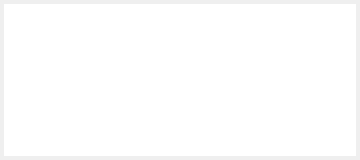
Above: blynk/customtooltip.ui from flegall2014/Blynk before the change. Below: the same form after it.
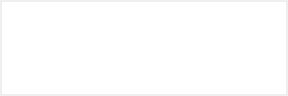
That is the form after the change.

```diff
--- a/blynk/customtooltip.ui
+++ b/blynk/customtooltip.ui
@@ -6,8 +6,8 @@
    <rect>
     <x>0</x>
     <y>0</y>
-    <width>360</width>
-    <height>160</height>
+    <width>288</width>
+    <height>96</height>
    </rect>
   </property>
   <property name="sizePolicy">
@@ -16,6 +16,23 @@
     <verstretch>0</verstretch>
    </sizepolicy>
   </property>
+  <property name="minimumSize">
+   <size>
+    <width>288</width>
+    <height>96</height>
+   </size>
+  </property>
+  <property name="maximumSize">
+   <size>
+    <width>288</width>
+    <height>96</height>
+   </size>
+  </property>
+  <property name="font">
+   <font>
+    <family>Segoe UI</family>
+   </font>
+  </property>
   <property name="windowTitle">
    <string>Form</string>
   </property>
@@ -25,16 +42,16 @@
   </property>
   <layout class="QGridLayout" name="gridLayout">
    <property name="leftMargin">
-    <number>4</number>
+    <number>2</number>
    </property>
    <property name="topMargin">
-    <number>4</number>
+    <number>2</number>
    </property>
    <property name="rightMargin">
-    <number>4</number>
+    <number>2</number>
    </property>
    <property name="bottomMargin">
-    <number>4</number>
+    <number>2</number>
    </property>
    <item row="0" column="0">
     <layout class="QHBoxLayout" name="horizontalLayout_2">
@@ -47,7 +64,9 @@
         </sizepolicy>
        </property>
        <property name="styleSheet">
-        <string notr="true">background-color: white</string>
+        <string notr="true">background-color: white;
+font-family: Segoe-UI;
+font-size: 10;</string>
        </property>
        <property name="text">
         <string/>
```
Left out of the diff: 2 changed lines with no effect on the pictures.
